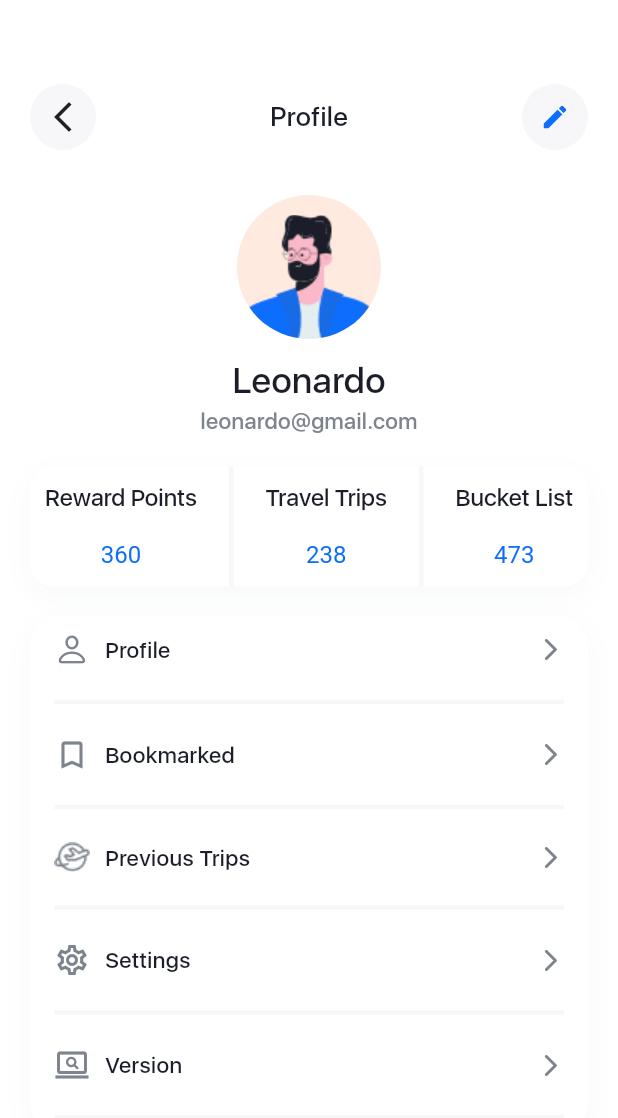
After one commit to obidkhandev/homework---14-UI, a Flutter app: the ProfileScreenUi14 screen opened directly, on a phone screen of 412 x 824 dp. The commit adds this screen. Shown: the top 1118 px of the screen. Run offline on Flutter 3.47's test engine with Material 3 defaults, Android fonts, the phone set to English and light mode, and no system bars; our stand-ins replace fl_chart, flutter_svg, persistent_bottom_nav_bar.

Commit message:
favorite place screen and profile screen

```diff
--- a/lib/ui_12/widget/person_circle.dart
+++ b/lib/ui_12/widget/person_circle.dart
@@ -4,8 +4,8 @@ import 'package:modul_4_homework_obidxon/ui_3/constants.dart';
 class PersonCircle extends StatelessWidget {
   const PersonCircle({
     super.key,
+
   });
-
   @override
   Widget build(BuildContext context) {
     return Container(
--- /dev/null
+++ b/lib/ui_14/pages/profile/profile_screen.dart
@@ -0,0 +1,277 @@
+import 'package:flutter/cupertino.dart';
+import 'package:flutter/material.dart';
+import 'package:modul_4_homework_obidxon/ui_12/widget/person_circle.dart';
+import 'package:modul_4_homework_obidxon/ui_12/widget/simple_line.dart';
+import 'package:modul_4_homework_obidxon/ui_14/compotations.dart';
+import 'package:modul_4_homework_obidxon/ui_14/widget/arrow_icon.dart';
+import 'package:modul_4_homework_obidxon/ui_14/widget/circle_button.dart';
+
+class ProfileScreenUi14 extends StatelessWidget {
+  const ProfileScreenUi14({super.key});
+
+  @override
+  Widget build(BuildContext context) {
+    return Scaffold(
+      backgroundColor: Colors.white,
+      body: SingleChildScrollView(
+        child: Padding(
+          padding:
+              const EdgeInsets.only(left: 20, right: 20, top: 56, bottom: 20),
+          child: Column(
+            children: [
+              Row(
+                mainAxisAlignment: MainAxisAlignment.spaceBetween,
+                children: [
+                  arrowIcon(context),
+                  Text(
+                    "Profile",
+                    style: kSfUiSytle.copyWith(
+                        fontSize: 18,
+                        fontWeight: FontWeight.w600,
+                        color: kTextColorUi14),
+                  ),
+                  CircleSmallButtonUi14(
+                    height: 44,
+                    width: 44,
+                    backgroundColor: kLightGrayColor,
+                    icon: Icons.edit,
+                    iconColor: kPrimaryColorUi14,
+                  ),
+                ],
+              ),
+              SizedBox(height: 30),
+              Container(
+                height: 96,
+                width: 96,
+                // alignment: ,
+                decoration: const BoxDecoration(
+                  shape: BoxShape.circle,
+                  color: Color.fromRGBO(255, 234, 223, 1),
+                  image: DecorationImage(
+                    fit: BoxFit.fitWidth,
+                    alignment: Alignment.bottomCenter,
+                    image: AssetImage("assets/ui_14/images/Group.png"),
+                  ),
+                ),
+              ),
+              SizedBox(height: 10),
+              Text(
+                "Leonardo",
+                style: kSfUiSytle.copyWith(
+                  fontSize: 24,
+                  fontWeight: FontWeight.w500,
+                  color: kTextColorUi14,
+                ),
+              ),
+              Text(
+                "leonardo@gmail.com",
+                style: kSfUiSytle,
+              ),
+              Container(
+                height: 80,
+                width: double.infinity,
+                padding: EdgeInsets.symmetric(horizontal: 10),
+                margin: EdgeInsets.symmetric(vertical: 20),
+                decoration: BoxDecoration(
+                    color: Colors.white,
+                    borderRadius: BorderRadius.circular(16),
+                    boxShadow: [
+                      BoxShadow(
+                        offset: Offset(0, 6),
+                        blurRadius: 16,
+                        color: Color.fromRGBO(189, 198, 211, 0.12),
+                      )
+                    ]),
+                child: Row(
+                  mainAxisAlignment: MainAxisAlignment.spaceBetween,
+                  children: [
+                    RichText2(
+                      textOne: "Reward Points",
+                      textTwo: '360',
+                    ),
+                    LineBorder(),
+                    RichText2(
+                      textOne: "Travel Trips",
+                      textTwo: '238',
+                    ),
+                    LineBorder(),
+                    RichText2(
+                      textOne: "Bucket List",
+                      textTwo: '473',
+                    ),
+                  ],
+                ),
+              ),
+              Container(
+                height: 344,
+                width: double.infinity,
+                padding: EdgeInsets.symmetric(horizontal: 16, vertical: 10),
+                decoration: BoxDecoration(
+                  color: Colors.white,
+                  borderRadius: BorderRadius.circular(20),
+                  boxShadow: [
+                    BoxShadow(
+                      offset: Offset(0, 6),
+                      blurRadius: 16,
+                      color: Color.fromRGBO(189, 198, 211, 0.12),
+                    ),
+                  ],
+                ),
+                child: Column(
+                  mainAxisAlignment: MainAxisAlignment.spaceBetween,
+                  children: [
+                    ProfilMenu(
+                      icon: CupertinoIcons.person,
+                      text: "Profile",
+                    ),
+                    LineBorder(
+                      height: 0,
+                      width: double.infinity,
+                    ),
+                    ProfilMenu(
+                      icon: Icons.bookmark_outline,
+                      text: "Bookmarked",
+                    ),
+                    LineBorder(
+                      height: 0,
+                      width: double.infinity,
+                    ),
+                    Row(
+                      children: [
+                        Image.asset("assets/ui_14/images/trip.png"),
+                        SizedBox(width: 10),
+                        Text(
+                          "Previous Trips",
+                          style: kSfUiSytle.copyWith(
+                              color: kTextColorUi14, fontSize: 15),
+                        ),
+                        Spacer(),
+                        Icon(
+                          Icons.arrow_forward_ios_rounded,
+                          color: kSubTextColorUi14,
+                          size: 18,
+                        )
+                      ],
+                    ),
+                    LineBorder(
+                      height: 0,
+                      width: double.infinity,
+                    ),
+                    ProfilMenu(
+                      icon: Icons.settings_outlined,
+                      text: "Settings",
+                    ),
+                    LineBorder(
+                      height: 0,
+                      width: double.infinity,
+                    ),
+                    ProfilMenu(
+                      icon: Icons.screen_search_desktop_outlined,
+                      text: "Version",
+                    ),
+                    LineBorder(
+                      height: 0,
+                      width: double.infinity,
+                    ),
+                  ],
+                ),
+              )
+            ],
+          ),
+        ),
+      ),
+    );
+  }
+}
+
+class ProfilMenu extends StatelessWidget {
+  final IconData icon;
+  final String text;
+  const ProfilMenu({
+    super.key,
+    required this.icon,
+    required this.text,
+  });
+
+  @override
+  Widget build(BuildContext context) {
+    return Row(
+      children: [
+        Icon(
+          icon,
+          color: kSubTextColorUi14,
+        ),
+        SizedBox(width: 10),
+        Text(
+          text,
+          style: kSfUiSytle.copyWith(color: kTextColorUi14, fontSize: 15),
+        ),
+        Spacer(),
+        Icon(
+          Icons.arrow_forward_ios_rounded,
+          color: kSubTextColorUi14,
+          size: 18,
+        )
+      ],
+    );
+  }
+}
+
+class RichText2 extends StatelessWidget {
+  final String textOne;
+  final String textTwo;
+  const RichText2({
+    super.key,
+    required this.textOne,
+    required this.textTwo,
+  });
+
+  @override
+  Widget build(BuildContext context) {
+    return RichText(
+      textAlign: TextAlign.center,
+      text: TextSpan(
+        style: kSfUiSytle.copyWith(
+          color: kTextColorUi14,
+          fontSize: 16,
+        ),
+        children: [
+          TextSpan(
+            text: "$textOne\n\n",
+          ),
+          TextSpan(
+            text: textTwo,
+            style: TextStyle(
+              color: kPrimaryColorUi14,
+              fontSize: 16,
+            ),
+          ),
+        ],
+      ),
+    );
+  }
+}
+
+class LineBorder extends StatelessWidget {
+  final double height;
+  final double width;
+  const LineBorder({
+    super.key,
+    this.height = 80,
+    this.width = 0,
+  });
+
+  @override
+  Widget build(BuildContext context) {
+    return Container(
+      height: height,
+      width: width,
+      decoration: BoxDecoration(
+        border: Border.all(
+          color: kLightGrayColor,
+          width: 1.5,
+        ),
+      ),
+    );
+  }
+}
--- a/lib/ui_14/widget/circle_button.dart
+++ b/lib/ui_14/widget/circle_button.dart
@@ -25,8 +25,8 @@ class CircleSmallButtonUi14 extends StatelessWidget {
       onTap: press,
       child: Container(
         alignment: Alignment.center,
-        height: 34,
-        width: 34,
+        height: height,
+        width: width,
         decoration: BoxDecoration(
           shape: BoxShape.circle,
           color: backgroundColor,
```
Also changed, not shown: lib/ui_14/pages/all_popular_place/favorite_places.dart (added, +96 -0 lines), lib/ui_14/pages/home/bottom_nav_bar.dart (+4 -6 lines), lib/ui_14/pages/popular_places/popular_place_card.dart (+20 -9 lines), lib/ui_14/pages/popular_places/popular_place_image.dart (+17 -2 lines), lib/ui_14/pages/popular_places/popular_places_screen.dart (+37 -15 lines), assets/ui_14/images/Rectangle 839.png (added), assets/ui_14/images/trip.png (added).
